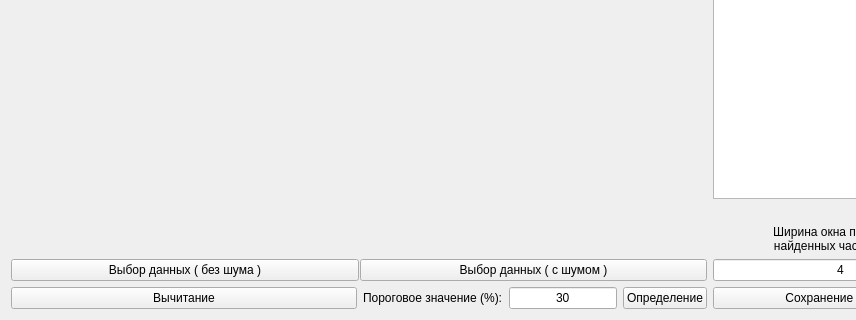
This is gui.ui in SkorEgor/scientific_work_in_python as Qt 5 draws it before an edit; both pictures show x 0 to 856 and y 262 to 582 of the 980 by 582 pixel window. The edited form follows.
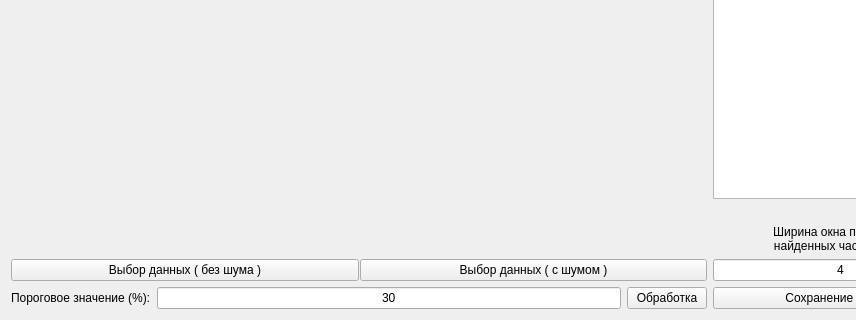
This is the edited form. Icons and pictures are not drawn.

Commit message: combining_buttons_in_processing

```diff
--- a/gui.ui
+++ b/gui.ui
@@ -147,14 +147,7 @@
       </layout>
      </item>
      <item>
-      <layout class="QHBoxLayout" name="horizontalLayout_2" stretch="2,0,0,0">
-       <item>
-        <widget class="QPushButton" name="pushButton_signal_difference">
-         <property name="text">
-          <string>Вычитание</string>
-         </property>
-        </widget>
-       </item>
+      <layout class="QHBoxLayout" name="horizontalLayout_2" stretch="0,0,0">
        <item>
         <widget class="QLabel" name="label_text_threshold_value">
          <property name="text">
@@ -178,7 +171,7 @@
        <item>
         <widget class="QPushButton" name="pushButton_update_threshold">
          <property name="text">
-          <string>Определение</string>
+          <string>Обработка</string>
          </property>
         </widget>
        </item>
```
The commit also changes 2 other files.
